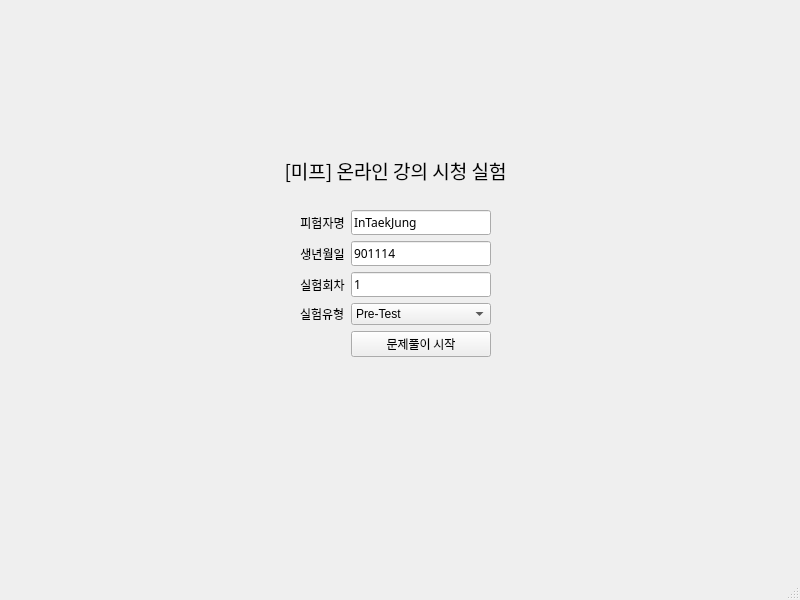
This is ui/main_page.ui in PsycIT/Edu_Exp_App as Qt 5 draws it before an edit. The edited form follows.
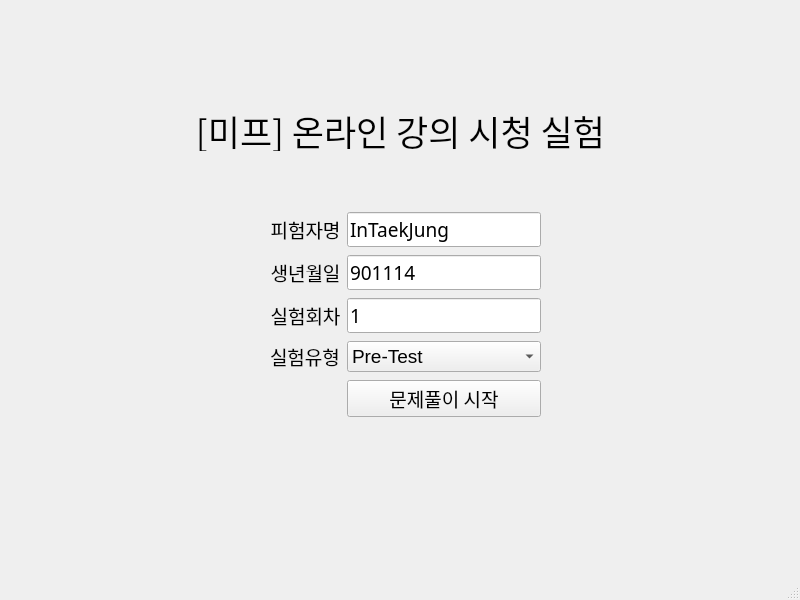
This is the edited form.

What changed in the file:
```diff
--- a/ui/main_page.ui
+++ b/ui/main_page.ui
@@ -17,10 +17,10 @@
    <widget class="QWidget" name="gridLayoutWidget">
     <property name="geometry">
      <rect>
-      <x>300</x>
+      <x>270</x>
       <y>210</y>
-      <width>191</width>
-      <height>147</height>
+      <width>271</width>
+      <height>211</height>
      </rect>
     </property>
     <layout class="QGridLayout" name="gridLayout">
@@ -29,6 +29,7 @@
        <property name="font">
         <font>
          <family>나눔스퀘어_ac</family>
+         <pointsize>14</pointsize>
         </font>
        </property>
        <property name="text">
@@ -44,6 +45,7 @@
        <property name="font">
         <font>
          <family>나눔스퀘어_ac</family>
+         <pointsize>14</pointsize>
         </font>
        </property>
        <property name="text">
@@ -56,6 +58,7 @@
        <property name="font">
         <font>
          <family>나눔스퀘어_ac</family>
+         <pointsize>14</pointsize>
         </font>
        </property>
        <property name="text">
@@ -71,6 +74,7 @@
        <property name="font">
         <font>
          <family>나눔스퀘어_ac</family>
+         <pointsize>14</pointsize>
         </font>
        </property>
        <property name="text">
@@ -83,6 +87,7 @@
        <property name="font">
         <font>
          <family>나눔스퀘어_ac</family>
+         <pointsize>14</pointsize>
         </font>
        </property>
        <property name="text">
@@ -95,9 +100,16 @@
      </item>
      <item row="5" column="1">
       <widget class="QPushButton" name="submitBtn">
+       <property name="sizePolicy">
+        <sizepolicy hsizetype="Minimum" vsizetype="Fixed">
+         <horstretch>0</horstretch>
+         <verstretch>0</verstretch>
+        </sizepolicy>
+       </property>
        <property name="font">
         <font>
          <family>나눔스퀘어_ac</family>
+         <pointsize>14</pointsize>
         </font>
        </property>
        <property name="text">
@@ -110,6 +122,7 @@
        <property name="font">
         <font>
          <family>나눔스퀘어_ac</family>
+         <pointsize>14</pointsize>
         </font>
        </property>
        <property name="text">
@@ -122,6 +135,7 @@
        <property name="font">
         <font>
          <family>나눔스퀘어_ac</family>
+         <pointsize>14</pointsize>
         </font>
        </property>
        <property name="text">
@@ -131,6 +145,11 @@
      </item>
      <item row="4" column="1">
       <widget class="QComboBox" name="expTypeCBox">
+       <property name="font">
+        <font>
+         <pointsize>14</pointsize>
+        </font>
+       </property>
        <item>
         <property name="text">
          <string>Pre-Test</string>
@@ -148,16 +167,16 @@
    <widget class="QLabel" name="titleLabel">
     <property name="geometry">
      <rect>
-      <x>270</x>
-      <y>150</y>
-      <width>251</width>
+      <x>190</x>
+      <y>110</y>
+      <width>421</width>
       <height>41</height>
      </rect>
     </property>
     <property name="font">
      <font>
       <family>나눔스퀘어_ac</family>
-      <pointsize>14</pointsize>
+      <pointsize>26</pointsize>
      </font>
     </property>
     <property name="text">
```
